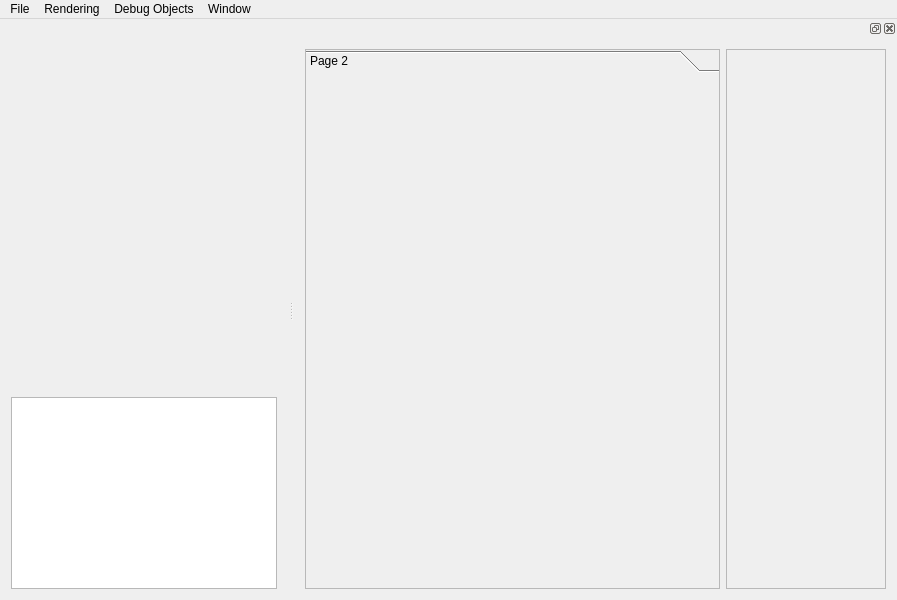
cg3hci/cg3lib, file cg3/viewer/mainwindow.ui: the form before one commit.
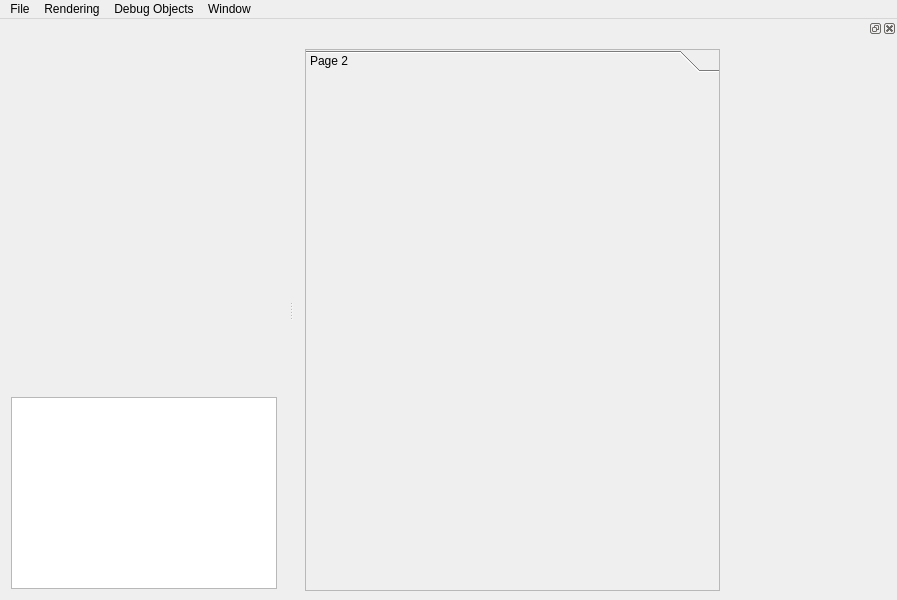
The form after the commit. Custom widgets are drawn as their Qt base class.

Commit message: finally solved checkbox list layout

```diff
--- a/cg3/viewer/mainwindow.ui
+++ b/cg3/viewer/mainwindow.ui
@@ -137,11 +137,11 @@
     <property name="layoutDirection">
      <enum>Qt::RightToLeft</enum>
     </property>
-    <layout class="QHBoxLayout" name="horizontalLayout_2">
-     <item>
+    <layout class="QGridLayout" name="gridLayout_2">
+     <item row="0" column="0">
       <widget class="QScrollArea" name="scrollArea">
        <property name="sizePolicy">
-        <sizepolicy hsizetype="Fixed" vsizetype="Expanding">
+        <sizepolicy hsizetype="Fixed" vsizetype="Maximum">
          <horstretch>0</horstretch>
          <verstretch>0</verstretch>
         </sizepolicy>
@@ -152,22 +152,63 @@
          <height>0</height>
         </size>
        </property>
+       <property name="frameShape">
+        <enum>QFrame::NoFrame</enum>
+       </property>
+       <property name="frameShadow">
+        <enum>QFrame::Plain</enum>
+       </property>
        <property name="widgetResizable">
         <bool>true</bool>
        </property>
+       <property name="alignment">
+        <set>Qt::AlignLeading|Qt::AlignLeft|Qt::AlignTop</set>
+       </property>
        <widget class="QWidget" name="scrollAreaWidgetContents">
         <property name="geometry">
          <rect>
           <x>0</x>
           <y>0</y>
-          <width>158</width>
-          <height>539</height>
+          <width>160</width>
+          <height>68</height>
          </rect>
         </property>
+        <layout class="QVBoxLayout" name="verticalLayout_2"/>
        </widget>
       </widget>
      </item>
-     <item>
+     <item row="1" column="0">
+      <widget class="QFrame" name="frame">
+       <property name="sizePolicy">
+        <sizepolicy hsizetype="Preferred" vsizetype="MinimumExpanding">
+         <horstretch>0</horstretch>
+         <verstretch>0</verstretch>
+        </sizepolicy>
+       </property>
+       <property name="frameShape">
+        <enum>QFrame::NoFrame</enum>
+       </property>
+       <property name="frameShadow">
+        <enum>QFrame::Plain</enum>
+       </property>
+       <layout class="QVBoxLayout" name="verticalLayout">
+        <item>
+         <spacer name="verticalSpacer">
+          <property name="orientation">
+           <enum>Qt::Vertical</enum>
+          </property>
+          <property name="sizeHint" stdset="0">
+           <size>
+            <width>20</width>
+            <height>446</height>
+           </size>
+          </property>
+         </spacer>
+        </item>
+       </layout>
+      </widget>
+     </item>
+     <item row="0" column="1" rowspan="2">
       <widget class="QToolBox" name="toolBox">
        <property name="sizePolicy">
         <sizepolicy hsizetype="Expanding" vsizetype="Expanding">
```
The commit also changes 3 other files.
